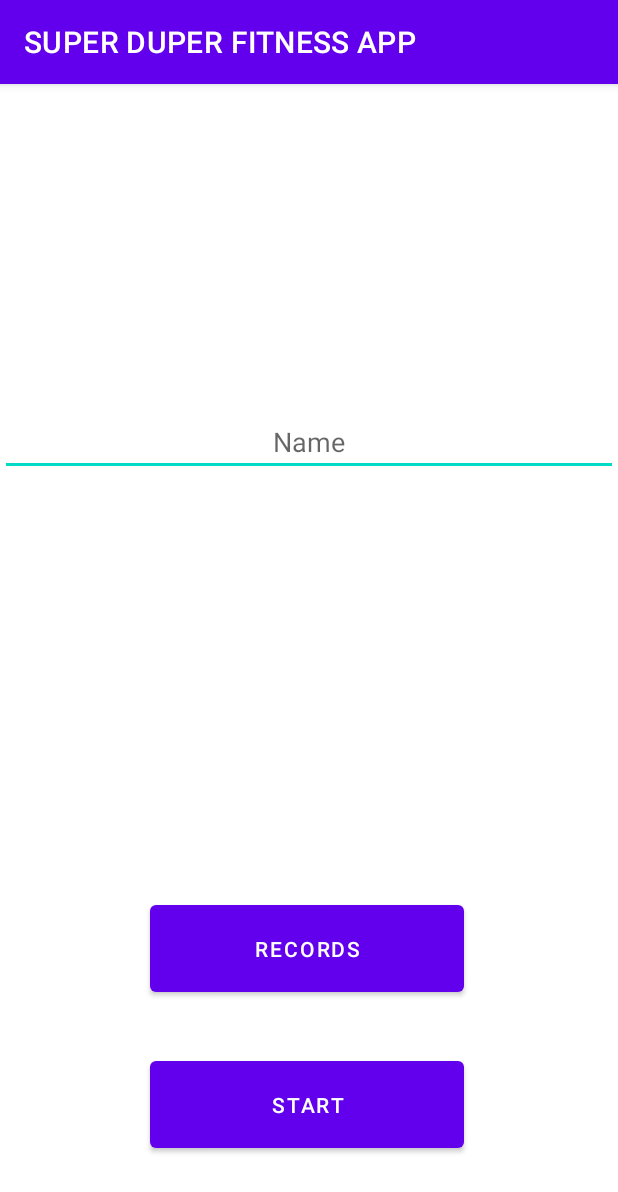
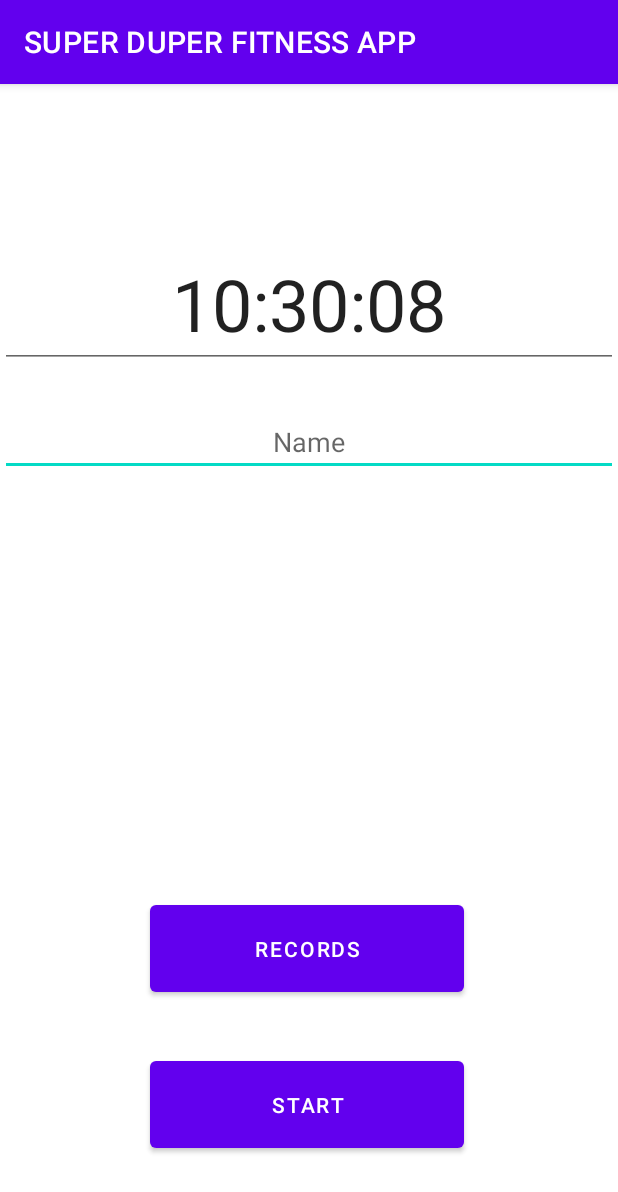
Before and after one commit to AlarmWalker/Mobile_fitness_app, an Android app: the screen it shows after launch (MainActivity), on a phone screen of 412 x 824 dp. Shown: the top 1192 px of the screen. Run offline under Robolectric (Android 15) with nearby library versions, the phone set to English and light mode, and no system bars.

Commit message:
2. Added clock and basic framework for start button.

```diff
--- a/app/src/main/AndroidManifest.xml
+++ b/app/src/main/AndroidManifest.xml
@@ -22,6 +22,15 @@
                 <category android:name="android.intent.category.LAUNCHER" />
             </intent-filter>
         </activity>
+        <activity
+            android:name=".StartActivity"
+            android:label="Start Activity"
+            android:parentActivityName=".MainActivity"
+            android:exported="true">
+            <meta-data
+                android:name="android.support.PARENT_ACTIVITY"
+                android:value=".MainActivity" />
+        </activity>
     </application>
 
 </manifest>
--- a/app/src/main/java/ca/unb/mobiledev/superduperfitnessapp/MainActivity.kt
+++ b/app/src/main/java/ca/unb/mobiledev/superduperfitnessapp/MainActivity.kt
@@ -1,11 +1,64 @@
 package ca.unb.mobiledev.superduperfitnessapp
 
+import android.content.ActivityNotFoundException
+import android.content.ContentValues.TAG
+import android.content.Intent
+import android.os.Bundle
+import android.os.Handler
+import android.os.Looper
+import android.util.Log
+import android.widget.Button
+import android.widget.TextView
 import androidx.appcompat.app.AppCompatActivity
-import android.os.Bundle
+import java.text.SimpleDateFormat
+import java.util.*
+
 
 class MainActivity : AppCompatActivity() {
+
+    private var mHandler: Handler = Handler(Looper.getMainLooper())
+    private lateinit var mClock : TextView
+    private var mActive : Boolean = false
+    private val sdf: SimpleDateFormat = SimpleDateFormat("hh:mm:ss")
+
     override fun onCreate(savedInstanceState: Bundle?) {
         super.onCreate(savedInstanceState)
         setContentView(R.layout.activity_main)
+
+        mClock = findViewById<TextView>(R.id.time)
+        startClock()
+
+        val startButton = findViewById<Button>(R.id.start_button)
+
+        startButton.setOnClickListener {
+            val intent = Intent(this@MainActivity, StartActivity::class.java)
+            try {
+                startActivity(intent)
+            } catch (ex: ActivityNotFoundException) {
+                Log.e(TAG, "Unable to load activity", ex)
+            }
+        }
     }
+
+
+    // Main app - Clock
+    private val mRunnable: Runnable = object : Runnable {
+        override fun run() {
+            if (mActive) {
+                mClock.setText(getTime())
+                mHandler.postDelayed(this, 1000)
+            }
+        }
+    }
+
+    private fun startClock() {
+        mActive = true
+        mHandler.post(mRunnable)
+    }
+
+    private fun getTime(): String? {
+        return sdf.format(Date(System.currentTimeMillis()))
+    }
+
+
 }
--- a/app/src/main/res/layout/activity_main.xml
+++ b/app/src/main/res/layout/activity_main.xml
@@ -20,6 +20,21 @@
         app:layout_constraintStart_toStartOf="parent"
         app:layout_constraintTop_toTopOf="parent" />
 
+    <EditText
+        android:id="@+id/time"
+        android:layout_width="0dp"
+        android:layout_height="wrap_content"
+        android:layout_marginTop="104dp"
+        android:autofillHints="username"
+        android:gravity="center_horizontal"
+        android:hint="Time"
+        android:inputType="text"
+        android:textSize="48sp"
+        app:layout_constraintEnd_toEndOf="parent"
+        app:layout_constraintHorizontal_bias="1.0"
+        app:layout_constraintStart_toStartOf="parent"
+        app:layout_constraintTop_toTopOf="parent" />
+
     <Button
         android:id="@+id/button_id"
         android:layout_width="209dp"
@@ -32,7 +47,7 @@
         app:layout_constraintTop_toBottomOf="@+id/plain_text_input" />
 
     <Button
-        android:id="@+id/button_id2"
+        android:id="@+id/start_button"
         android:layout_width="209dp"
         android:layout_height="70dp"
         android:layout_centerInParent="true"
```
